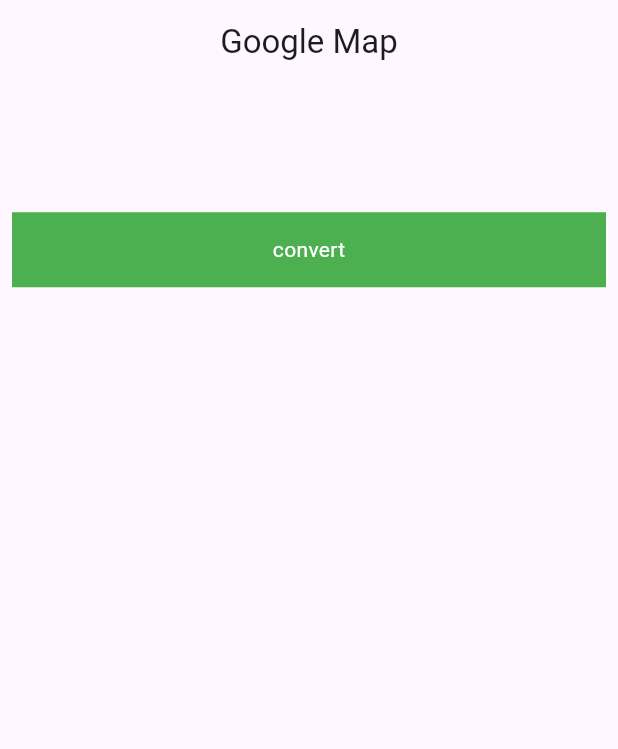
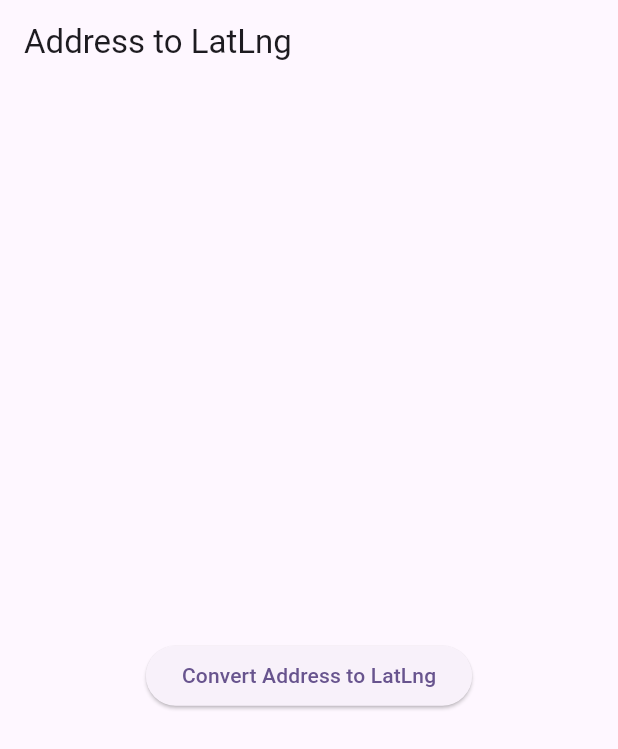
Before and after one commit to Usama-Razzaq/location_tracking_app, a Flutter app: the screen it shows after launch, on a phone screen of 412 x 824 dp. Shown: the top 749 px of the screen. Run offline on Flutter 3.47's test engine with Material 3 defaults, Android fonts, the phone set to English and light mode, and no system bars; our stand-ins replace geocoding, google_maps_flutter.

Commit message:
long errors and demotivation and than got some answer and now i'm back so this code coverts coordiantes into address and address into coordinates

```diff
--- a/lib/convert_latland_to_adress.dart
+++ b/lib/convert_latland_to_adress.dart
@@ -1,51 +1,112 @@
+
+// import 'package:flutter/material.dart';
+// import 'package:geocoding/geocoding.dart';
+//
+// class ConvertLatLangToAdress extends StatefulWidget {
+//   const ConvertLatLangToAdress({super.key});
+//
+//   @override
+//   State<ConvertLatLangToAdress> createState() => _ConvertLatLangToAdressState();
+// }
+//
+// class _ConvertLatLangToAdressState extends State<ConvertLatLangToAdress> {
+//   String placeM = '';
+//   @override
+//   Widget build(BuildContext context) {
+//     return Scaffold(
+//       appBar: AppBar(
+//         title: Text('Google Map'),
+//         centerTitle: true,
+//       ),
+//       body: Column(
+//           mainAxisAlignment: MainAxisAlignment.center,
+//           crossAxisAlignment: CrossAxisAlignment.center,
+//           children: [
+//             GestureDetector(
+//               // from coordinates to address
+//               onTap: (){
+//
+//               },
+//             ),
+//             Padding(
+//               padding: const EdgeInsets.all(8.0),
+//               child: Container(
+//                 height: 50.0,
+//                 decoration: BoxDecoration(
+//                   color: Colors.green,
+//                 ),
+//                 child: Center(
+//                   child: Text('convert',
+//                     style: TextStyle(
+//                       color: Colors.white,
+//                     ),),
+//                 ),
+//               ),
+//             )
+//           ],
+//         ),
+//       );
+//   }
+// }
+
+
+
+
+
+
+
+// chat gpt example which works
+
 import 'package:flutter/material.dart';
 import 'package:geocoding/geocoding.dart';
 
+
 class ConvertLatLangToAdress extends StatefulWidget {
-  const ConvertLatLangToAdress({super.key});
+  const ConvertLatLangToAdress({Key? key}) : super(key: key);
 
   @override
-  State<ConvertLatLangToAdress> createState() => _ConvertLatLangToAdressState();
+  _ConvertAddressToLatLngState createState() => _ConvertAddressToLatLngState();
 }
 
-class _ConvertLatLangToAdressState extends State<ConvertLatLangToAdress> {
-  String placeM = '';
+class _ConvertAddressToLatLngState extends State<ConvertLatLangToAdress> {
+  String address = ""; // Example address
+  // double latitude = 31.43623932607555;
+  // double longitude = 73.06798242822221;
+
   @override
   Widget build(BuildContext context) {
     return Scaffold(
       appBar: AppBar(
-        title: Text('Google Map'),
-        centerTitle: true,
+        title: Text('Address to LatLng'),
       ),
-      body: ConstrainedBox(
-        constraints: BoxConstraints(maxHeight: 200.0),
+      body: Center(
         child: Column(
           mainAxisAlignment: MainAxisAlignment.center,
-          crossAxisAlignment: CrossAxisAlignment.center,
           children: [
-            Text(placeM),
-            GestureDetector(
-              // from coordinates to address
-             onTap: (){
+            // Text('Latitude: ${address}'),
+            // Text('Longitude: $longitude'),
+            Text(address),
+            ElevatedButton(
+              // on press function to get coordinates from address
+              // onPressed: () async {
+              //   List<Location> locations = await locationFromAddress(address);
+              //   print(locations);
+              //   setState(() {
+              //     latitude = locations.first.latitude;
+              //     longitude = locations.first.longitude;
+              //
+              //   });
+              // },
 
-             },
-              child: Container(),
+              // on press function to get address from coordinates
+              onPressed: () async{
+    List<Placemark> placemarks = await placemarkFromCoordinates(31.610523967649463, 74.38431688828106);
+    setState(() {
+    address = "${placemarks.reversed.first.country}, ${placemarks.reversed.last.locality}, ${placemarks.reversed.last.street}, ${placemarks.reversed.last.name}";
+    });
+    },
+              child: Text('Convert Address to LatLng'),
             ),
-          Padding(
-            padding: const EdgeInsets.all(8.0),
-            child: Container(
-              height: 50.0,
-              decoration: BoxDecoration(
-                color: Colors.green,
-              ),
-              child: Center(
-                child: Text('convert',
-                style: TextStyle(
-                  color: Colors.white,
-                ),),
-              ),
-            ),
-          )
           ],
         ),
       ),
```
Also changed, not shown: 1 other file.
